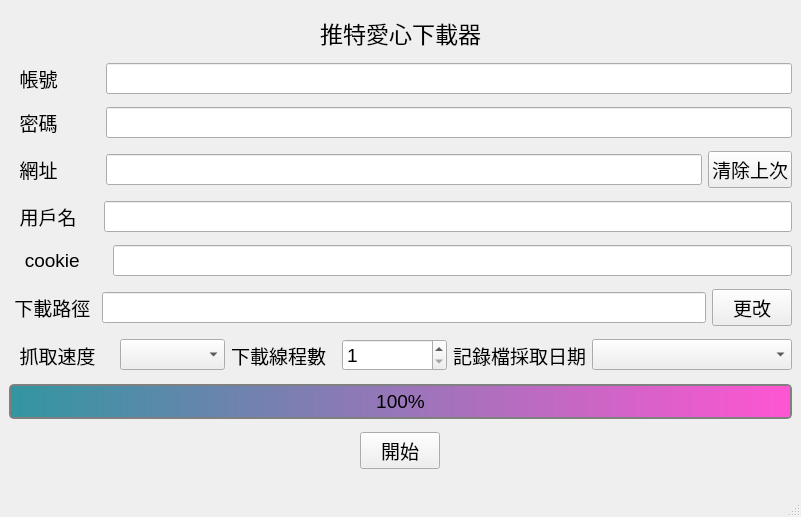
First picture: the form in twitterdownload.ui, repository Eric25741629/twitter_like_image_download, before the edit.
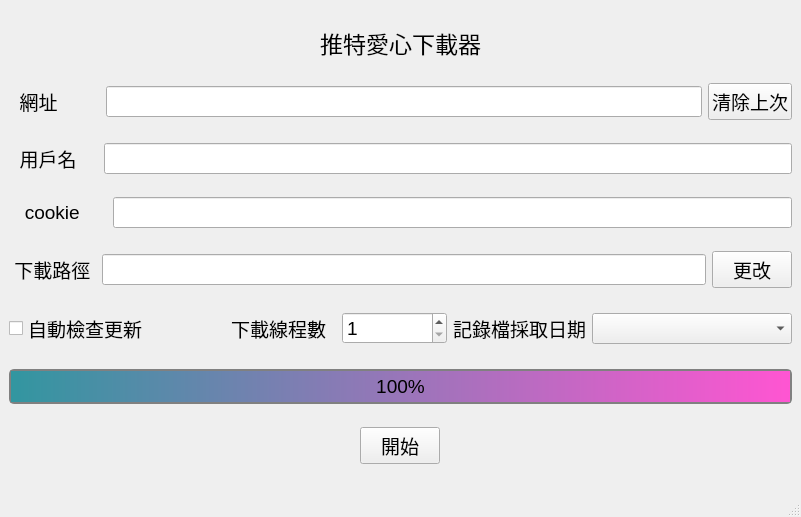
Second picture: the form after the edit. Icons and pictures are not drawn.

What changed in the file:
```diff
--- a/twitterdownload.ui
+++ b/twitterdownload.ui
@@ -31,142 +31,19 @@
   </property>
   <widget class="QWidget" name="centralwidget">
    <layout class="QGridLayout" name="gridLayout">
-    <item row="13" column="0">
-     <layout class="QHBoxLayout" name="horizontalLayout_9">
-      <property name="spacing">
-       <number>0</number>
-      </property>
-      <item>
-       <widget class="QPushButton" name="start">
-        <property name="sizePolicy">
-         <sizepolicy hsizetype="Fixed" vsizetype="Fixed">
-          <horstretch>0</horstretch>
-          <verstretch>0</verstretch>
-         </sizepolicy>
-        </property>
-        <property name="baseSize">
-         <size>
-          <width>0</width>
-          <height>0</height>
-         </size>
-        </property>
-        <property name="font">
-         <font>
-          <pointsize>14</pointsize>
-         </font>
-        </property>
-        <property name="layoutDirection">
-         <enum>Qt::LeftToRight</enum>
-        </property>
-        <property name="styleSheet">
-         <string notr="true">background-color:
-qlineargradient(spread:
-pad,x1:0,y1:0.5,x2:1,y2:0.5,
-stop:0 rgb(50, 150, 160),
-stop:1 rgb(255 ,85 , 210))
-</string>
-        </property>
-        <property name="text">
-         <string>開始</string>
-        </property>
-       </widget>
-      </item>
-     </layout>
-    </item>
-    <item row="12" column="0">
-     <widget class="QProgressBar" name="progressBar">
-      <property name="font">
-       <font>
-        <pointsize>14</pointsize>
-       </font>
-      </property>
-      <property name="styleSheet">
-       <string notr="true"> QProgressBar {
-    border: 2px solid grey;
-    border-radius: 5px;
-    text-align: center;
-}
-QProgressBar::chunk {
-    background-color: qlineargradient(spread:pad, x1:0, y1:0, x2:1, y2:0, stop:0 rgba(50, 150, 160, 255), stop:1 rgba(255 ,85 , 210, 255));
-}
-</string>
-      </property>
-      <property name="value">
-       <number>100</number>
-      </property>
-      <property name="alignment">
-       <set>Qt::AlignCenter</set>
-      </property>
-     </widget>
-    </item>
-    <item row="7" column="0">
-     <layout class="QHBoxLayout" name="horizontalLayout_3">
-      <item>
-       <widget class="QLabel" name="label_2">
-        <property name="font">
-         <font>
-          <pointsize>14</pointsize>
-         </font>
-        </property>
-        <property name="text">
-         <string> 下載路徑 </string>
-        </property>
-       </widget>
-      </item>
-      <item>
-       <widget class="QLineEdit" name="download_path">
-        <property name="font">
-         <font>
-          <pointsize>14</pointsize>
-         </font>
-        </property>
-        <property name="text">
-         <string/>
-        </property>
-       </widget>
-      </item>
-      <item>
-       <widget class="QPushButton" name="change_path">
-        <property name="font">
-         <font>
-          <pointsize>14</pointsize>
-         </font>
-        </property>
-        <property name="text">
-         <string>更改</string>
-        </property>
-       </widget>
-      </item>
-     </layout>
-    </item>
-    <item row="8" column="0">
+    <item row="6" column="0">
      <layout class="QHBoxLayout" name="horizontalLayout_11">
       <item>
        <layout class="QHBoxLayout" name="horizontalLayout">
         <item>
-         <widget class="QLabel" name="label_6">
+         <widget class="QCheckBox" name="checkBox">
           <property name="font">
            <font>
             <pointsize>14</pointsize>
            </font>
           </property>
           <property name="text">
-           <string>  抓取速度 </string>
-          </property>
-         </widget>
-        </item>
-        <item>
-         <widget class="QComboBox" name="download_speed">
-          <property name="minimumSize">
-           <size>
-            <width>100</width>
-            <height>0</height>
-           </size>
-          </property>
-          <property name="font">
-           <font>
-            <pointsize>14</pointsize>
-           </font>
+           <string>自動檢查更新</string>
           </property>
          </widget>
         </item>
@@ -239,7 +116,73 @@
       </item>
      </layout>
     </item>
+    <item row="10" column="0">
+     <widget class="QProgressBar" name="progressBar">
+      <property name="font">
+       <font>
+        <pointsize>14</pointsize>
+       </font>
+      </property>
+      <property name="styleSheet">
+       <string notr="true"> QProgressBar {
+    border: 2px solid grey;
+    border-radius: 5px;
+    text-align: center;
+}
+QProgressBar::chunk {
+    background-color: qlineargradient(spread:pad, x1:0, y1:0, x2:1, y2:0, stop:0 rgba(50, 150, 160, 255), stop:1 rgba(255 ,85 , 210, 255));
+}
+</string>
+      </property>
+      <property name="value">
+       <number>100</number>
+      </property>
+      <property name="alignment">
+       <set>Qt::AlignCenter</set>
+      </property>
+     </widget>
+    </item>
     <item row="5" column="0">
+     <layout class="QHBoxLayout" name="horizontalLayout_3">
+      <item>
+       <widget class="QLabel" name="label_2">
+        <property name="font">
+         <font>
+          <pointsize>14</pointsize>
+         </font>
+        </property>
+        <property name="text">
+         <string> 下載路徑 </string>
+        </property>
+       </widget>
+      </item>
+      <item>
+       <widget class="QLineEdit" name="download_path">
+        <property name="font">
+         <font>
+          <pointsize>14</pointsize>
+         </font>
+        </property>
+        <property name="text">
+         <string/>
+        </property>
+       </widget>
+      </item>
+      <item>
+       <widget class="QPushButton" name="change_path">
+        <property name="font">
+         <font>
+          <pointsize>14</pointsize>
+         </font>
+        </property>
+        <property name="text">
+         <string>更改</string>
+        </property>
+       </widget>
+      </item>
+     </layout>
+    </item>
+    <item row="3" column="0">
      <layout class="QHBoxLayout" name="horizontalLayout_6">
       <item>
        <widget class="QLabel" name="label_5">
@@ -267,6 +210,46 @@
       </item>
      </layout>
     </item>
+    <item row="1" column="0">
+     <layout class="QHBoxLayout" name="horizontalLayout_5">
+      <item>
+       <widget class="QLabel" name="label_4">
+        <property name="font">
+         <font>
+          <pointsize>14</pointsize>
+         </font>
+        </property>
+        <property name="text">
+         <string>  網址        </string>
+        </property>
+       </widget>
+      </item>
+      <item>
+       <widget class="QLineEdit" name="last_url">
+        <property name="font">
+         <font>
+          <pointsize>14</pointsize>
+         </font>
+        </property>
+        <property name="text">
+         <string/>
+        </property>
+       </widget>
+      </item>
+      <item>
+       <widget class="QPushButton" name="clear_url">
+        <property name="font">
+         <font>
+          <pointsize>14</pointsize>
+         </font>
+        </property>
+        <property name="text">
+         <string>清除上次</string>
+        </property>
+       </widget>
+      </item>
+     </layout>
+    </item>
     <item row="0" column="0">
      <widget class="QLabel" name="label_9">
       <property name="sizePolicy">
@@ -288,106 +271,7 @@
       </property>
      </widget>
     </item>
-    <item row="1" column="0">
-     <layout class="QHBoxLayout" name="horizontalLayout_2">
-      <item>
-       <widget class="QLabel" name="label">
-        <property name="font">
-         <font>
-          <pointsize>14</pointsize>
-         </font>
-        </property>
-        <property name="text">
-         <string>  帳號        </string>
-        </property>
-       </widget>
-      </item>
-      <item>
-       <widget class="QLineEdit" name="address">
-        <property name="font">
-         <font>
-          <pointsize>14</pointsize>
-         </font>
-        </property>
-        <property name="text">
-         <string/>
-        </property>
-       </widget>
-      </item>
-     </layout>
-    </item>
-    <item row="3" column="0">
-     <layout class="QHBoxLayout" name="horizontalLayout_5">
-      <item>
-       <widget class="QLabel" name="label_4">
-        <property name="font">
-         <font>
-          <pointsize>14</pointsize>
-         </font>
-        </property>
-        <property name="text">
-         <string>  網址        </string>
-        </property>
-       </widget>
-      </item>
-      <item>
-       <widget class="QLineEdit" name="last_url">
-        <property name="font">
-         <font>
-          <pointsize>14</pointsize>
-         </font>
-        </property>
-        <property name="text">
-         <string/>
-        </property>
-       </widget>
-      </item>
-      <item>
-       <widget class="QPushButton" name="clear_url">
-        <property name="font">
-         <font>
-          <pointsize>14</pointsize>
-         </font>
-        </property>
-        <property name="text">
-         <string>清除上次</string>
-        </property>
-       </widget>
-      </item>
-     </layout>
-    </item>
-    <item row="2" column="0">
-     <layout class="QHBoxLayout" name="horizontalLayout_4">
-      <item>
-       <widget class="QLabel" name="label_3">
-        <property name="font">
-         <font>
-          <pointsize>14</pointsize>
-         </font>
-        </property>
-        <property name="text">
-         <string>  密碼        </string>
-        </property>
-       </widget>
-      </item>
-      <item>
-       <widget class="QLineEdit" name="password">
-        <property name="font">
-         <font>
-          <pointsize>14</pointsize>
-         </font>
-        </property>
-        <property name="text">
-         <string/>
-        </property>
-        <property name="echoMode">
-         <enum>QLineEdit::Password</enum>
-        </property>
-       </widget>
-      </item>
-     </layout>
-    </item>
-    <item row="6" column="0">
+    <item row="4" column="0">
      <layout class="QHBoxLayout" name="horizontalLayout_10">
       <item>
        <widget class="QLabel" name="label_10">
@@ -415,6 +299,48 @@
       </item>
      </layout>
     </item>
+    <item row="11" column="0">
+     <layout class="QHBoxLayout" name="horizontalLayout_9">
+      <property name="spacing">
+       <number>0</number>
+      </property>
+      <item>
+       <widget class="QPushButton" name="start">
+        <property name="sizePolicy">
+         <sizepolicy hsizetype="Fixed" vsizetype="Fixed">
+          <horstretch>0</horstretch>
+          <verstretch>0</verstretch>
+         </sizepolicy>
+        </property>
+        <property name="baseSize">
+         <size>
+          <width>0</width>
+          <height>0</height>
+         </size>
+        </property>
+        <property name="font">
+         <font>
+          <pointsize>14</pointsize>
+         </font>
+        </property>
+        <property name="layoutDirection">
+         <enum>Qt::LeftToRight</enum>
+        </property>
+        <property name="styleSheet">
+         <string notr="true">background-color:
+qlineargradient(spread:
+pad,x1:0,y1:0.5,x2:1,y2:0.5,
+stop:0 rgb(50, 150, 160),
+stop:1 rgb(255 ,85 , 210))
+</string>
+        </property>
+        <property name="text">
+         <string>開始</string>
+        </property>
+       </widget>
+      </item>
+     </layout>
+    </item>
    </layout>
   </widget>
   <widget class="QMenuBar" name="menubar">
```
Left out of the diff: 4 changed lines with no effect on the pictures.
